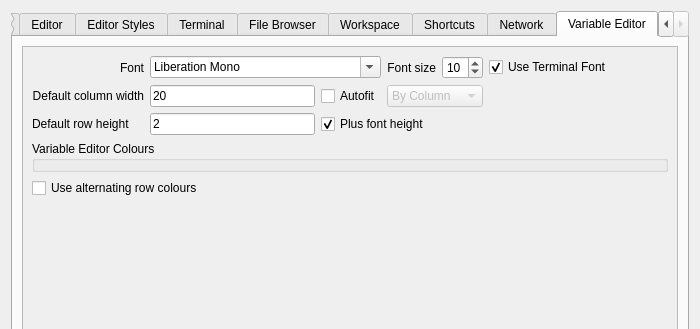
This is libgui/src/settings-dialog.ui in ctaggart/octave as Qt 5 draws it before an edit; both pictures show x 0 to 700 and y 0 to 329 of the 700 by 673 pixel window. The edited form follows.
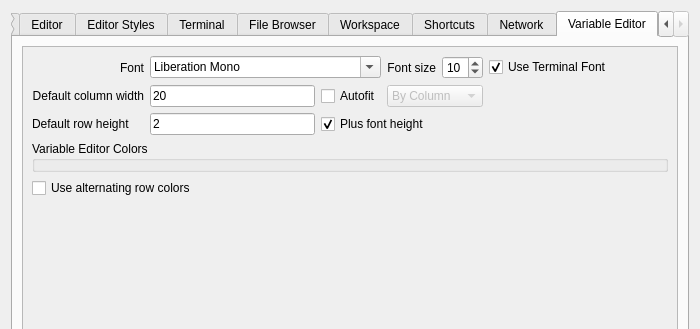
This is the edited form. The open tabs and pages were chosen to show the change.

Commit message:
Use American spelling of "color" in GUI preferences dialogs.
* settings-dialog.ui: Change British spelling "colour" to American spelling
"color" because Octave convention is for American spelling throughout code
base.

```diff
--- a/libgui/src/settings-dialog.ui
+++ b/libgui/src/settings-dialog.ui
@@ -2824,7 +2824,7 @@
              <item>
               <widget class="QGroupBox" name="varedit_colors_box">
                <property name="title">
-                <string>Variable Editor Colours</string>
+                <string>Variable Editor Colors</string>
                </property>
               </widget>
              </item>
@@ -2836,7 +2836,7 @@
               <bool>true</bool>
              </property>
              <property name="text">
-              <string>Use alternating row colours</string>
+              <string>Use alternating row colors</string>
              </property>
             </widget>
            </item>
```
